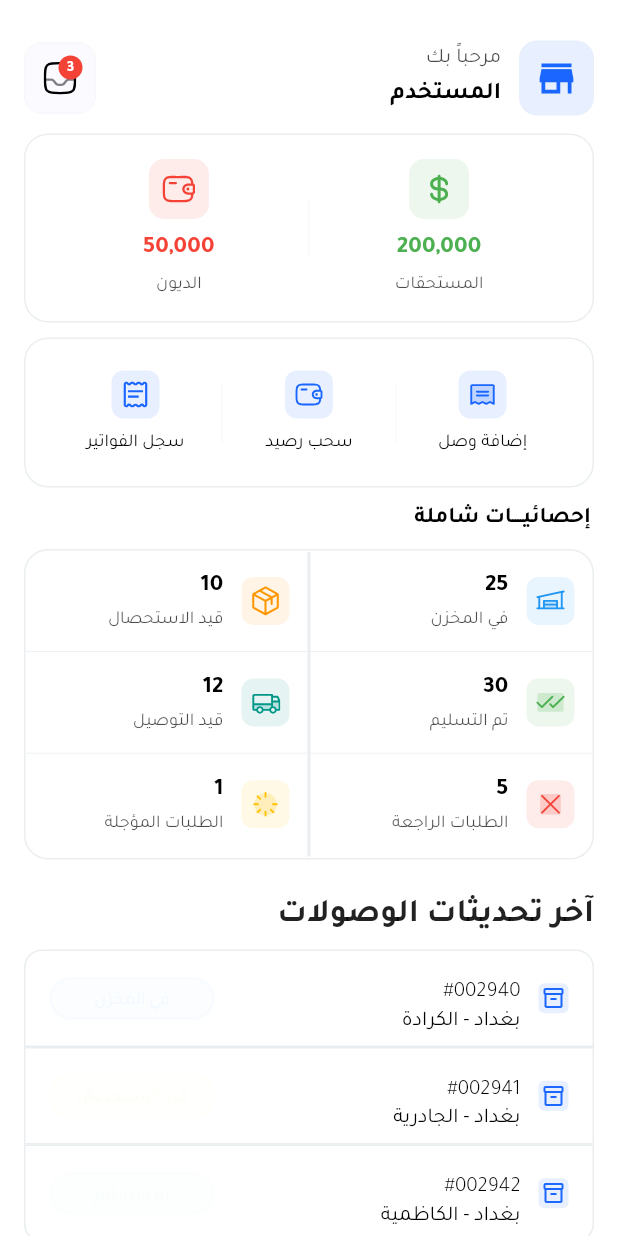
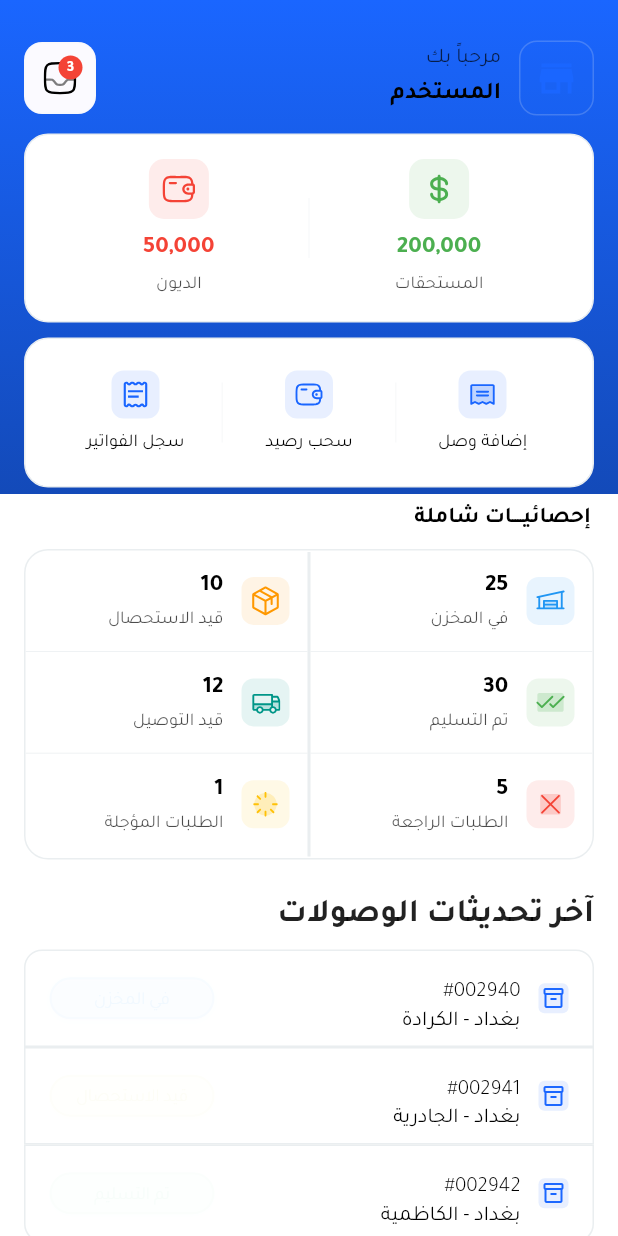
Before and after one commit to IbrahimAbdAlrasol-SS/AkwaanExpressTrader, a Flutter app: the HomeScreen screen opened directly, on a phone screen of 412 x 824 dp. Run offline on Flutter 3.47's test engine with Material 3 defaults, Android fonts, the phone set to English and light mode, and no system bars; our stand-ins replace cached_network_image, dio, easy_localization, fl_chart, flutter_map, flutter_riverpod and 18 more; missing offline and left inert: another_stepper, simple_barcode_scanner; accounts and stored records are empty; generated files the repository leaves out were written again; network calls fail; project files that could hold a hidden picture were left out.

Commit message:
fix: correct import paths to use consistent case sensitivity
The changes fix inconsistent path casing in import statements across multiple files, ensuring all paths use 'Features' instead of 'features' to match the actual directory structure. This prevents potential import errors on case-sensitive file systems.

```diff
--- a/lib/Features/auth/login/providers/auth_provider.dart
+++ b/lib/Features/auth/login/providers/auth_provider.dart
@@ -1,6 +1,6 @@
 // lib/Features/auth/login/providers/auth_provider.dart
 import 'package:Tosell/Features/profile/models/zone.dart';
-import 'package:Tosell/features/auth/Services/auth_service.dart';
+import 'package:Tosell/Features/auth/Services/auth_service.dart';
 import 'package:Tosell/core/api/client/BaseClient.dart';
 import 'package:Tosell/core/model_core/User.dart';
 import 'package:Tosell/core/utils/helpers/SharedPreferencesHelper.dart';
--- a/lib/Features/home/presentation/screens/home_screen.dart
+++ b/lib/Features/home/presentation/screens/home_screen.dart
@@ -1,26 +1,26 @@
-import 'package:Tosell/features/home/data/models/Home.dart';
-import 'package:Tosell/features/home/presentation/providers/home_provider.dart';
-import 'package:Tosell/features/profile/providers/profile_provider.dart';
-import 'package:Tosell/features/profile/screens/myProfile_Screen.dart';
-import 'package:Tosell/features/receipt/widgets/recent_receipts_widget.dart';
+import 'package:Tosell/Features/home/data/models/Home.dart';
+import 'package:Tosell/Features/home/presentation/providers/home_provider.dart';
+import 'package:Tosell/Features/profile/providers/profile_provider.dart';
+import 'package:Tosell/Features/profile/screens/myProfile_Screen.dart';
+import 'package:Tosell/Features/receipt/widgets/recent_receipts_widget.dart';
 import 'package:Tosell/core/config/constants/spaces.dart';
 import 'package:Tosell/core/config/routes/app_router.dart';
 import 'package:Tosell/core/model_core/User.dart';
 import 'package:Tosell/core/widgets/Others/CustomAppBar.dart';
 import 'package:Tosell/core/widgets/Others/build_cart.dart';
-import 'package:Tosell/features/home/presentation/providers/home_provider.dart'
+import 'package:Tosell/Features/home/presentation/providers/home_provider.dart'
     hide homeNotifierProvider;
 import 'package:gap/gap.dart';
 import 'package:flutter/material.dart';
 import 'package:flutter/cupertino.dart';
 import 'package:go_router/go_router.dart';
 import 'package:flutter_riverpod/flutter_riverpod.dart';
-import 'package:Tosell/features/notification/screens/notification_screen.dart';
+import 'package:Tosell/Features/notification/screens/notification_screen.dart';
 import '../widgets/home_header_widget.dart';
 import '../widgets/action_counter_widget.dart';
 import '../widgets/comprehensive_statistics_widget.dart';
 import '../widgets/financial_summary_widget.dart';
-import 'package:Tosell/features/receipt/models/receipt_update_model.dart';
+import 'package:Tosell/Features/receipt/models/receipt_update_model.dart';
 
 class HomeScreen extends ConsumerStatefulWidget {
   const HomeScreen({super.key});
@@ -37,13 +37,28 @@ class _HomeScreenState extends ConsumerState<HomeScreen> {
     return SafeArea(
       child: Scaffold(
         backgroundColor: Colors.transparent,
-        body: homeState.when(
-          data: (data) =>
-              _buildUi(context, user: userState.value ?? User(), home: data),
-          error: (error, _) => Center(
-            child: Text(error.toString()),
+        body: Container(
+          decoration: const BoxDecoration(
+            gradient: LinearGradient(
+              begin: Alignment.topCenter,
+              end: Alignment.bottomCenter,
+              stops: [0.0, 0.4, 0.4, 1.0],
+              colors: [
+                Color(0xFF1A66FF), // لون الجزء العلوي
+                Color(0xFF134AB9), // نهاية الجزء العلوي
+                Colors.white, // بداية الجزء السفلي الأبيض
+                Colors.white, // نهاية الجزء السفلي الأبيض
+              ],
+            ),
           ),
-          loading: () => const Center(child: CircularProgressIndicator()),
+          child: homeState.when(
+            data: (data) =>
+                _buildUi(context, user: userState.value ?? User(), home: data),
+            error: (error, _) => Center(
+              child: Text(error.toString()),
+            ),
+            loading: () => const Center(child: CircularProgressIndicator()),
+          ),
         ),
       ),
     );
--- a/lib/Features/home/presentation/widgets/home_header_widget.dart
+++ b/lib/Features/home/presentation/widgets/home_header_widget.dart
@@ -1,7 +1,7 @@
 
-import 'package:Tosell/features/home/presentation/widgets/brand_image_widget.dart';
-import 'package:Tosell/features/home/presentation/widgets/welcome_text_widget.dart';
-import 'package:Tosell/features/home/presentation/widgets/notification_button_widget.dart';
+import 'package:Tosell/Features/home/presentation/widgets/brand_image_widget.dart';
+import 'package:Tosell/Features/home/presentation/widgets/welcome_text_widget.dart';
+import 'package:Tosell/Features/home/presentation/widgets/notification_button_widget.dart';
 import 'package:flutter/material.dart';
 import 'package:Tosell/core/model_core/User.dart';
 import 'package:gap/gap.dart';
--- a/lib/Features/statistics/widgets/add_adress_sheet.dart
+++ b/lib/Features/statistics/widgets/add_adress_sheet.dart
@@ -1,7 +1,7 @@
 import 'package:Tosell/core/config/constants/spaces.dart';
 import 'package:Tosell/core/widgets/buttons/FillButton.dart';
 import 'package:Tosell/core/widgets/inputs/CustomTextFormField.dart';
-import 'package:Tosell/features/statistics/widgets/google_map_widget.dart';
+import 'package:Tosell/Features/statistics/widgets/google_map_widget.dart';
 import 'package:flutter/cupertino.dart';
 import 'package:flutter/material.dart';
 import 'package:flutter_riverpod/flutter_riverpod.dart';
```
Also changed, not shown: lib/core/config/routes/app_router.dart (+18 -18 lines).
